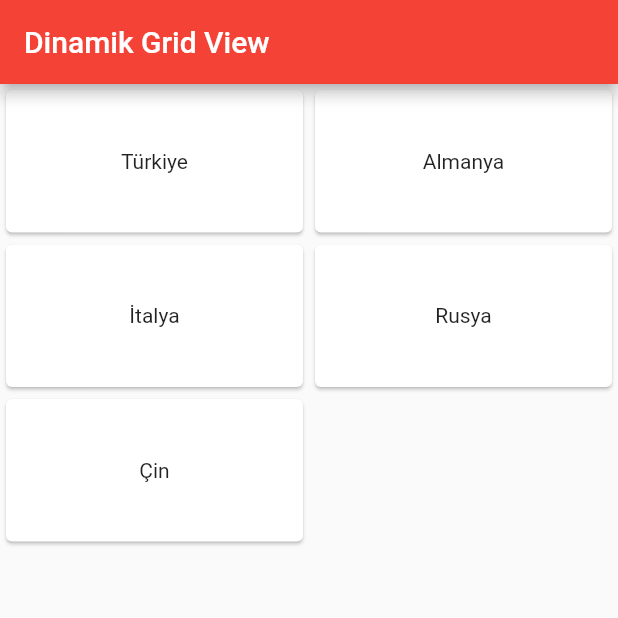
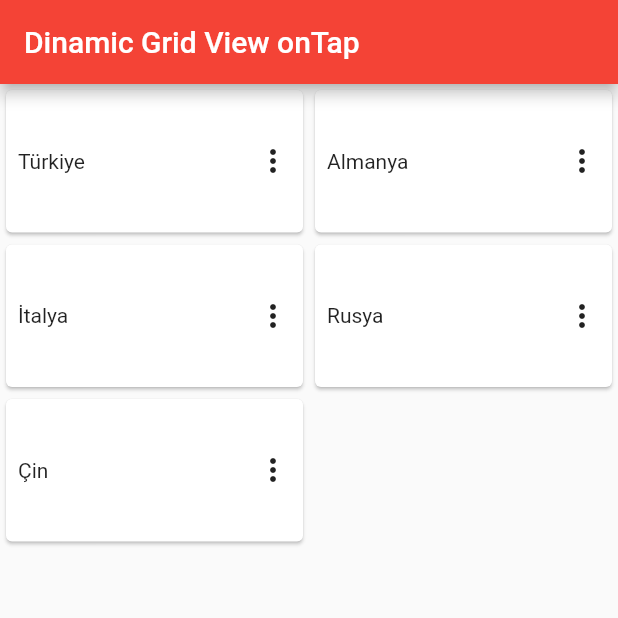
Before and after one commit to ahmtcylnn/flutter_begin, a Flutter app: the screen it shows after launch, on a phone screen of 412 x 824 dp, the top half of it. Run offline on Flutter 3.47's test engine with Material 2 defaults, Android fonts, the phone set to English and light mode, and no system bars.

Commit message:
Dinamic GridView onTap

```diff
--- /dev/null
+++ b/lib/DinamicGridViewOnTap.dart
@@ -0,0 +1,74 @@
+import 'package:flutter/material.dart';
+import 'package:flutter_begin/DetailsPage.dart';
+
+class DinamicGridViewOnTap extends StatelessWidget {
+  var ulkeler = ["Türkiye", "Almanya", "İtalya", "Rusya", "Çin"];
+
+  @override
+  Widget build(BuildContext context) {
+    return Scaffold(
+      appBar: AppBar(
+        title: const Text("Dinamic Grid View onTap"),
+      ),
+      body: GridView.builder(
+          gridDelegate: const SliverGridDelegateWithFixedCrossAxisCount(
+            crossAxisCount: 2,
+            childAspectRatio: 2 / 1,
+          ),
+          itemCount: ulkeler.length,
+          itemBuilder: ((context, indeks) {
+            return GestureDetector(
+              onTap: () {
+                Navigator.push(
+                  context,
+                  MaterialPageRoute(
+                      builder: ((context) =>
+                          DetailsPage(ulkeAdi: ulkeler[indeks]))),
+                );
+              },
+              child: Card(
+                  child: Padding(
+                padding: const EdgeInsets.all(8.0),
+                child: Row(
+                  mainAxisAlignment: MainAxisAlignment.center,
+                  children: [
+                    GestureDetector(
+                      onTap: () {
+                        print("Text Tıklandı");
+                      },
+                      child: Text(ulkeler[indeks]),
+                    ),
+                    const Spacer(),
+                    PopupMenuButton(
+                      child: const Icon(Icons.more_vert),
+                      itemBuilder: (context) => [
+                        const PopupMenuItem(
+                            value: 1,
+                            child: Text(
+                              "Sil",
+                              style: TextStyle(color: Colors.red),
+                            )),
+                        const PopupMenuItem(
+                            value: 2,
+                            child: Text(
+                              "Güncelle",
+                              style: TextStyle(color: Colors.blue),
+                            )),
+                      ],
+                      onSelected: (value) {
+                        if (value == 1) {
+                          print("Sil Tıklandı.");
+                        }
+                        if (value == 2) {
+                          print("Güncelle Tıklandı.");
+                        }
+                      },
+                    ),
+                  ],
+                ),
+              )),
+            );
+          })),
+    );
+  }
+}
--- a/lib/main.dart
+++ b/lib/main.dart
@@ -1,5 +1,5 @@
 import 'package:flutter/material.dart';
-import 'package:flutter_begin/DinamicGridView.dart';
+import 'package:flutter_begin/DinamicGridViewOnTap.dart';
 
 void main() {
   runApp(const MyApp());
@@ -16,7 +16,7 @@ class MyApp extends StatelessWidget {
       theme: ThemeData(
         primarySwatch: Colors.red,
       ),
-      home: DinamicGridView(),
+      home: DinamicGridViewOnTap(),
     );
   }
 }
```
